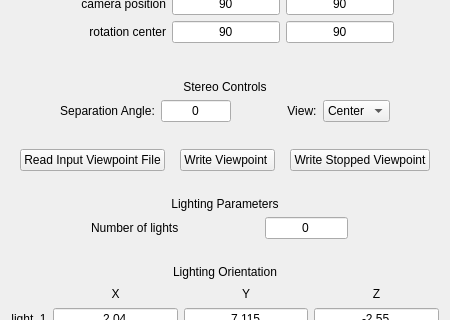
Before: the Qt Designer form apps/vaporgui/guis/ui/viztab.ui in yyr/vapor, drawn with Qt 5; both pictures show x 0 to 450 and y 275 to 595 of the 450 by 905 pixel window.
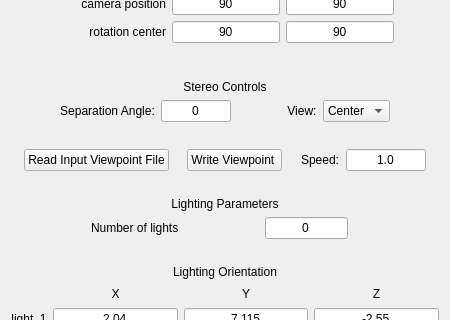
After: the same form once the commit is applied.

Commit message: Allow user to specify speed at keyframe.

```diff
--- a/apps/vaporgui/guis/ui/viztab.ui
+++ b/apps/vaporgui/guis/ui/viztab.ui
@@ -1170,9 +1170,22 @@
         </spacer>
        </item>
        <item>
-        <widget class="QPushButton" name="writeStopButton">
+        <widget class="QLabel" name="label">
          <property name="text">
-          <string>Write Stopped Viewpoint</string>
+          <string>Speed:</string>
+         </property>
+        </widget>
+       </item>
+       <item>
+        <widget class="QLineEdit" name="speedEdit">
+         <property name="toolTip">
+          <string>Speed at keyframe is distance between camera positions per frame</string>
+         </property>
+         <property name="text">
+          <string>1.0</string>
+         </property>
+         <property name="alignment">
+          <set>Qt::AlignCenter</set>
          </property>
         </widget>
        </item>
```
The commit also changes 2 other files.
